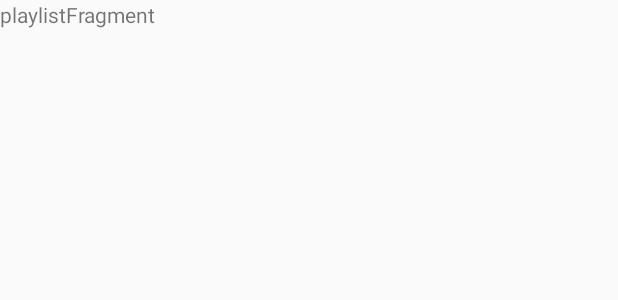
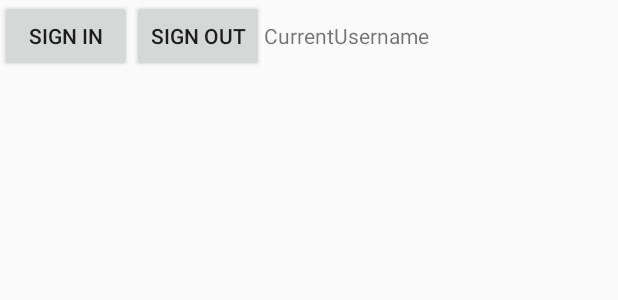
Before and after one commit to mnm234/fteam, an Android app: the layout fragment_playlist.xml on its own in the app's theme, with its tools: preview values and no code run, on a phone screen of 412 x 824 dp. Shown: the top 300 px of the screen. Run offline under Robolectric (Android 15) with nearby library versions, the phone set to English and light mode, and no system bars.

Commit message:
signin out

```diff
--- a/app/src/main/java/com/example/greentea/fteam/HistoryFragment.kt
+++ b/app/src/main/java/com/example/greentea/fteam/HistoryFragment.kt
@@ -12,11 +12,6 @@ import android.view.ViewGroup
 
 class HistoryFragment : Fragment() {
 
-    override fun onCreate(savedInstanceState: Bundle?) {
-        super.onCreate(savedInstanceState)
-
-    }
-
     override fun onCreateView(inflater: LayoutInflater, container: ViewGroup?,
                               savedInstanceState: Bundle?): View? {
         return inflater.inflate(R.layout.fragment_history, container, false)
--- a/app/src/main/res/layout/fragment_playlist.xml
+++ b/app/src/main/res/layout/fragment_playlist.xml
@@ -5,8 +5,29 @@
     android:layout_height="match_parent"
     xmlns:app="http://schemas.android.com/apk/res-auto"
     tools:context="PlaylistFragment">
-    <TextView
+
+    <LinearLayout
         android:layout_width="match_parent"
         android:layout_height="match_parent"
-        android:text="playlistFragment"/>
+        android:orientation="horizontal">
+
+        <Button
+            android:id="@+id/sign_in_button"
+            android:layout_width="wrap_content"
+            android:layout_height="wrap_content"
+            android:text="Sign in" />
+
+        <Button
+            android:id="@+id/sign_out_button"
+            android:layout_width="wrap_content"
+            android:layout_height="wrap_content"
+            android:text="Sign out" />
+
+        <TextView
+            android:id="@+id/username_textView"
+            android:layout_width="0dp"
+            android:layout_height="wrap_content"
+            android:layout_weight="1"
+            android:text="CurrentUsername" />
+    </LinearLayout>
 </FrameLayout>
--- a/build.gradle
+++ b/build.gradle
@@ -1,7 +1,7 @@
 // Top-level build file where you can add configuration options common to all sub-projects/modules.
 
 buildscript {
-    ext.kotlin_version = '1.2.61'
+    ext.kotlin_version = '1.3.11'
     repositories {
         google()
         jcenter()
@@ -9,7 +9,7 @@ buildscript {
     dependencies {
         classpath 'com.android.tools.build:gradle:3.2.1'
         classpath "org.jetbrains.kotlin:kotlin-gradle-plugin:$kotlin_version"
-        classpath 'com.google.gms:google-services:4.1.0'
+        classpath 'com.google.gms:google-services:4.2.0'
 
         // NOTE: Do not place your application dependencies here; they belong
         // in the individual module build.gradle files
```
Also changed, not shown: app/build.gradle (+16 -2 lines), app/src/main/java/com/example/greentea/fteam/PlaylistFragment.kt (+61 -10 lines), 1 other file.
